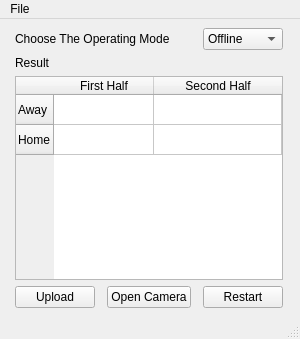
Helaly96/ImageProcessing-PongPing, file pongping.ui: the form before one commit.
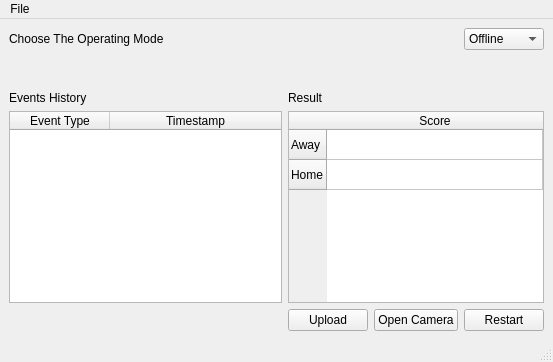
The form after the commit.

Patch:
```diff
--- a/pongping.ui
+++ b/pongping.ui
@@ -6,8 +6,8 @@
    <rect>
     <x>0</x>
     <y>0</y>
-    <width>300</width>
-    <height>339</height>
+    <width>553</width>
+    <height>362</height>
    </rect>
   </property>
   <property name="windowTitle">
@@ -22,46 +22,7 @@
       </property>
      </widget>
     </item>
-    <item row="4" column="1">
-     <widget class="QPushButton" name="opencamerabutton">
-      <property name="sizePolicy">
-       <sizepolicy hsizetype="Fixed" vsizetype="Fixed">
-        <horstretch>0</horstretch>
-        <verstretch>0</verstretch>
-       </sizepolicy>
-      </property>
-      <property name="text">
-       <string>Open Camera</string>
-      </property>
-     </widget>
-    </item>
-    <item row="4" column="0">
-     <widget class="QPushButton" name="uploadbutton">
-      <property name="sizePolicy">
-       <sizepolicy hsizetype="Fixed" vsizetype="Fixed">
-        <horstretch>0</horstretch>
-        <verstretch>0</verstretch>
-       </sizepolicy>
-      </property>
-      <property name="text">
-       <string>Upload</string>
-      </property>
-     </widget>
-    </item>
-    <item row="4" column="2">
-     <widget class="QPushButton" name="restartbutton">
-      <property name="sizePolicy">
-       <sizepolicy hsizetype="Fixed" vsizetype="Fixed">
-        <horstretch>0</horstretch>
-        <verstretch>0</verstretch>
-       </sizepolicy>
-      </property>
-      <property name="text">
-       <string>Restart</string>
-      </property>
-     </widget>
-    </item>
-    <item row="1" column="0">
+    <item row="3" column="1">
      <widget class="QLabel" name="label_2">
       <property name="sizePolicy">
        <sizepolicy hsizetype="Minimum" vsizetype="Fixed">
@@ -74,7 +35,56 @@
       </property>
      </widget>
     </item>
-    <item row="0" column="2">
+    <item row="5" column="0">
+     <widget class="QTableWidget" name="tableWidget_2">
+      <property name="sizePolicy">
+       <sizepolicy hsizetype="Preferred" vsizetype="Preferred">
+        <horstretch>0</horstretch>
+        <verstretch>0</verstretch>
+       </sizepolicy>
+      </property>
+      <attribute name="horizontalHeaderStretchLastSection">
+       <bool>true</bool>
+      </attribute>
+      <column>
+       <property name="text">
+        <string>Event Type</string>
+       </property>
+      </column>
+      <column>
+       <property name="text">
+        <string>Timestamp</string>
+       </property>
+      </column>
+     </widget>
+    </item>
+    <item row="7" column="3">
+     <widget class="QPushButton" name="restartbutton">
+      <property name="sizePolicy">
+       <sizepolicy hsizetype="Fixed" vsizetype="Fixed">
+        <horstretch>0</horstretch>
+        <verstretch>0</verstretch>
+       </sizepolicy>
+      </property>
+      <property name="text">
+       <string>Restart</string>
+      </property>
+     </widget>
+    </item>
+    <item row="7" column="2">
+     <widget class="QPushButton" name="opencamerabutton">
+      <property name="sizePolicy">
+       <sizepolicy hsizetype="Fixed" vsizetype="Fixed">
+        <horstretch>0</horstretch>
+        <verstretch>0</verstretch>
+       </sizepolicy>
+      </property>
+      <property name="text">
+       <string>Open Camera</string>
+      </property>
+     </widget>
+    </item>
+    <item row="0" column="3">
      <widget class="QComboBox" name="comboBox">
       <item>
        <property name="text">
@@ -88,7 +98,7 @@
       </item>
      </widget>
     </item>
-    <item row="2" column="0" colspan="3">
+    <item row="5" column="1" colspan="3">
      <widget class="QTableWidget" name="tableWidget">
       <property name="sizePolicy">
        <sizepolicy hsizetype="Minimum" vsizetype="Minimum">
@@ -100,7 +110,7 @@
        <set>QAbstractItemView::NoEditTriggers</set>
       </property>
       <property name="columnCount">
-       <number>2</number>
+       <number>1</number>
       </property>
       <attribute name="horizontalHeaderStretchLastSection">
        <bool>true</bool>
@@ -120,14 +130,36 @@
       </row>
       <column>
        <property name="text">
-        <string>First Half</string>
+        <string>Score</string>
        </property>
       </column>
-      <column>
-       <property name="text">
-        <string>Second Half</string>
-       </property>
-      </column>
+     </widget>
+    </item>
+    <item row="7" column="1">
+     <widget class="QPushButton" name="uploadbutton">
+      <property name="sizePolicy">
+       <sizepolicy hsizetype="Fixed" vsizetype="Fixed">
+        <horstretch>0</horstretch>
+        <verstretch>0</verstretch>
+       </sizepolicy>
+      </property>
+      <property name="text">
+       <string>Upload</string>
+      </property>
+     </widget>
+    </item>
+    <item row="3" column="0">
+     <widget class="QLabel" name="label_3">
+      <property name="text">
+       <string>Events History</string>
+      </property>
+     </widget>
+    </item>
+    <item row="1" column="0" colspan="4">
+     <widget class="QLabel" name="label_4">
+      <property name="text">
+       <string/>
+      </property>
      </widget>
     </item>
    </layout>
@@ -137,7 +169,7 @@
     <rect>
      <x>0</x>
      <y>0</y>
-     <width>300</width>
+     <width>553</width>
      <height>22</height>
     </rect>
    </property>
```
Left out of the diff: 2 changed lines with no effect on the pictures.
